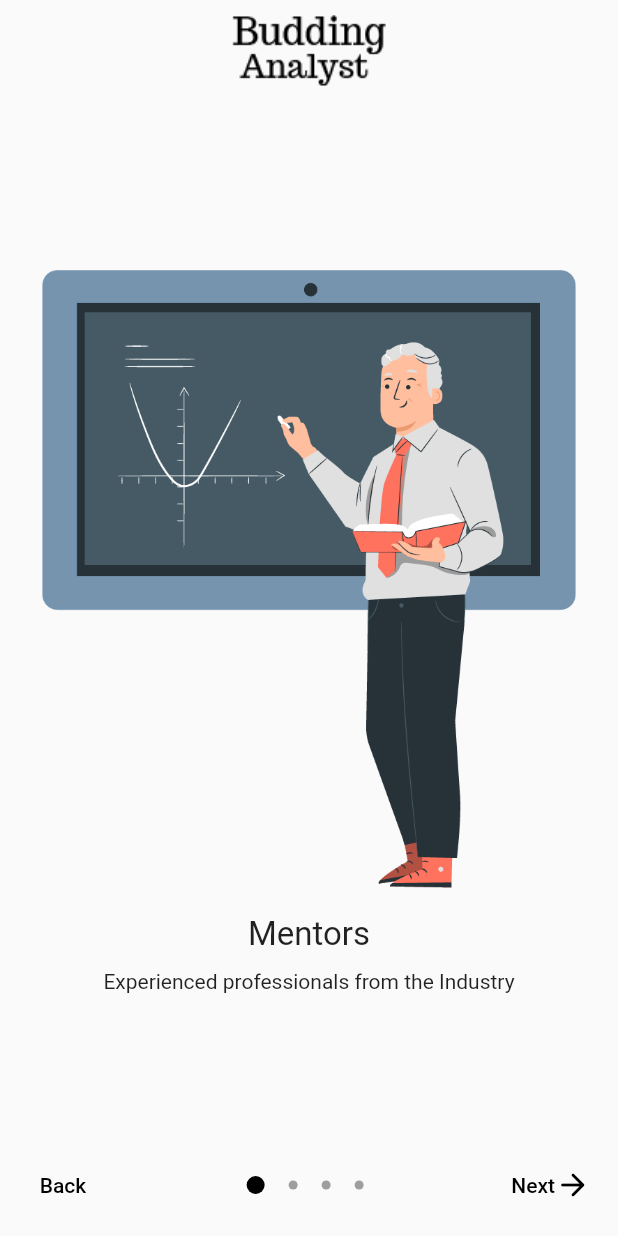
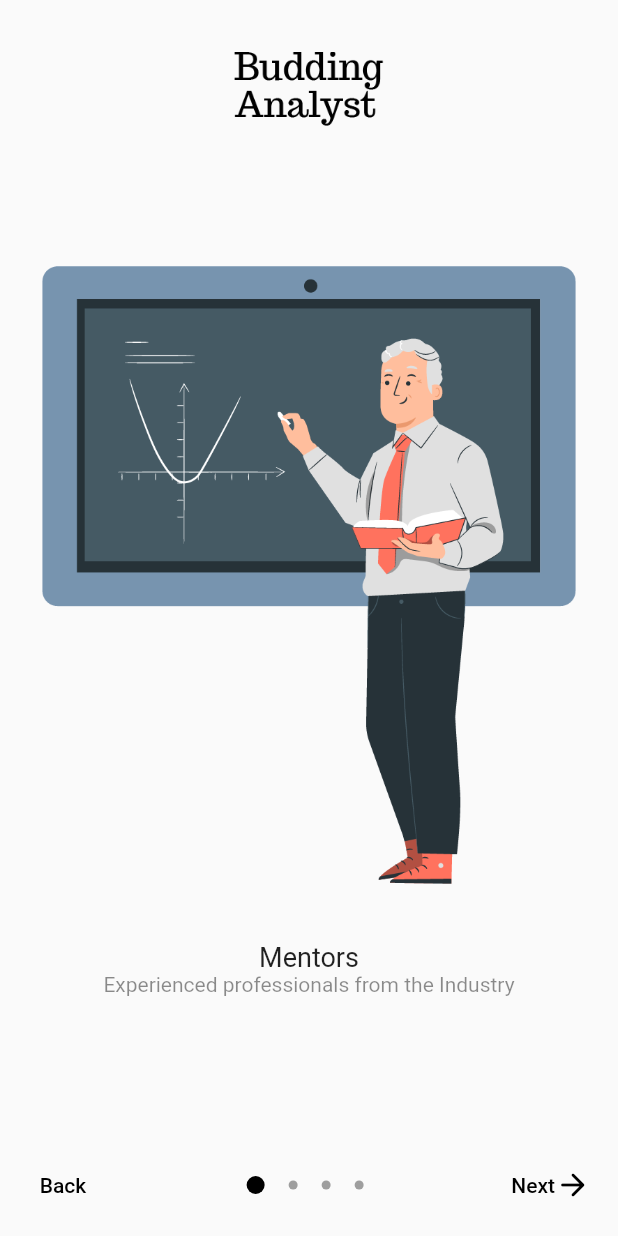
Before and after one commit to AmritRandhawaJi/BuddingAnalyst, a Flutter app: the screen it shows after launch, on a phone screen of 412 x 824 dp. Run offline on Flutter 3.47's test engine with Material 2 defaults, Android fonts, the light colour scheme and no system bars; our stand-ins replace firebase_auth, firebase_core; accounts and stored records are empty.

Commit message:
Source Code 03/05/2021 02:45 PM

```diff
--- a/lib/PageViewModel.dart
+++ b/lib/PageViewModel.dart
@@ -11,8 +11,7 @@ Slide({required this.title, required this.description, required this.image});
 
 final slideList = [
   Slide(title: "Mentors", description: "Experienced professionals from the Industry", image: "assets/mentor.png"),
-  Slide(title: "Analyst", description: "Kick start your journey of becoming a smart \n analyst with us.", image: "assets/analyst.png"),
-  Slide(title: "Live Stream", description: "Access from anywhere", image: "assets/live.png"),
-  Slide(title: "Services", description: "What we offer", image: "assets/offers.png"),
-
+  Slide(title: "Analyst", description: "Kick start your journey of becoming\na smart analyst with us.", image: "assets/analyst.png"),
+  Slide(title: "Live Stream", description: "Access from anywhere & save videos", image: "assets/live.png"),
+  Slide(title: "Services", description: "Live projects, Blog, Interactive webinars,\nOnline courses & Much more", image: "assets/offers.png"),
 ];
--- a/lib/SlideItem.dart
+++ b/lib/SlideItem.dart
@@ -1,40 +1,49 @@
 import 'package:budding_analyst/PageViewModel.dart';
 import 'package:flutter/material.dart';
 
-
 class SlideItem extends StatelessWidget {
   final int index;
+
   SlideItem(this.index);
 
   @override
   Widget build(BuildContext context) {
     final screenSize = MediaQuery.of(context);
-    return Column(
+    return Container(
+      child: Column(
         mainAxisAlignment: MainAxisAlignment.center,
         crossAxisAlignment: CrossAxisAlignment.center,
         children: <Widget>[
-
+          Padding(
+            padding: const EdgeInsets.all(18.0),
+            child: Container(
+                child: Image.asset(slideList[index].image),height: MediaQuery.of(context).size.height/2,
+            width: MediaQuery.of(context).size.height/1.5,),
+          ),
 
           Padding(
-         padding: const EdgeInsets.all(18.0),
-         child: Container(width: screenSize.size.width,height: screenSize.size.height/2,child: Image.asset(slideList[index].image)),
-       ),
-
-
+            padding: const EdgeInsets.only(top: 20.0),
+            child: Container(
+              child: Column(
+                mainAxisAlignment: MainAxisAlignment.end,
+                children: [
                   Text(
                     slideList[index].title,
                     style: TextStyle(
-            fontSize: 22,
+                      fontSize: 18,
                     ),
                   ),
-SizedBox(
-  height: 10.0,
-),
+
                   Text(
                     slideList[index].description,
-          textAlign: TextAlign.center,
+                    textAlign: TextAlign.center,style: TextStyle(color: Colors.black45),
                   ),
                 ],
+              ),
+            ),
+          )
+        ],
+      ),
     );
   }
 }
--- a/lib/screens/GettingStarted.dart
+++ b/lib/screens/GettingStarted.dart
@@ -1,10 +1,11 @@
 import 'dart:io';
 import 'package:budding_analyst/PageViewModel.dart';
 import 'package:budding_analyst/SlideItem.dart';
+import 'package:budding_analyst/screens/LoginScreen.dart';
 import 'package:budding_analyst/screens/Signup.dart';
 import 'package:budding_analyst/widgets/SlideDots.dart';
 import 'package:flutter/material.dart';
-import 'homeUi.dart';
+import 'package:flutter/services.dart';
 
 class GettingStartedScreen extends StatefulWidget {
   @override
@@ -29,16 +30,23 @@ class _GettingStartedScreenState extends State<GettingStartedScreen> {
 
   @override
   Widget build(BuildContext context) {
+
+    SystemChrome.setPreferredOrientations([
+      DeviceOrientation.portraitUp,
+    ]);
     return Scaffold(
+
         body: SafeArea(
           child: Stack(
             children: [
 
               Column(
                 children: [
-                  SizedBox(height: 10.0,),
                 Hero(tag: "headingTag",
-                child: Center(child: Image.asset("assets/heading.png")))
+                child: Padding(
+                  padding: const EdgeInsets.all(10.0),
+                  child: Center(child: Image.asset("assets/heading.png",height: 100.0,width: 100.0,)),
+                ))
               ],),
               PageView.builder(
                 controller: _pageController,
@@ -59,10 +67,9 @@ class _GettingStartedScreenState extends State<GettingStartedScreen> {
                     children: [
                       TextButton(
                           onPressed: () {
-                            Navigator.push(
-                                context,
-                                MaterialPageRoute(
-                                    builder: (context) => HomeUiPage()));
+                            _pageController.animateToPage(_currentPage - 1,
+                                duration: Duration(milliseconds: 250),
+                                curve: Curves.easeIn);
                           },
                           child: Text("Back",style: TextStyle(color: Colors.black),)),
                       Container(
@@ -98,7 +105,7 @@ class _GettingStartedScreenState extends State<GettingStartedScreen> {
           Navigator.push(
               context,
               MaterialPageRoute(
-                  builder: (context) => SignupScreen()));
+                  builder: (context) => LoginScreen()));
     },child: Text("Get started",style: TextStyle(color: Colors.white),),height: Platform.isIOS ? 60.0: 50,minWidth: MediaQuery.of(context).size.width,color: Colors.indigoAccent,));
   }
 }
```
Also changed, not shown: lib/screens/LoginScreen.dart (+15 -2 lines), assets/analyst.png, assets/heading.png, pubspec.lock. Lines whose indentation alone changed are shown as unchanged.
